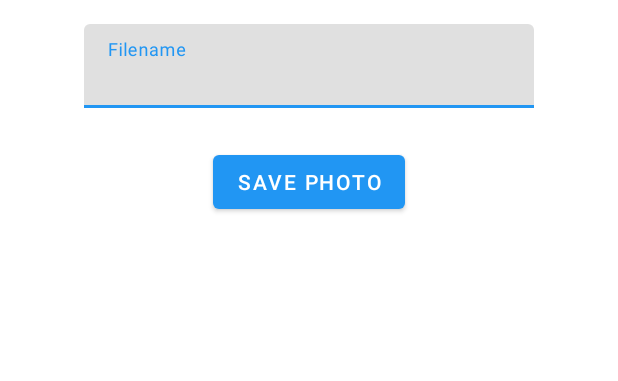
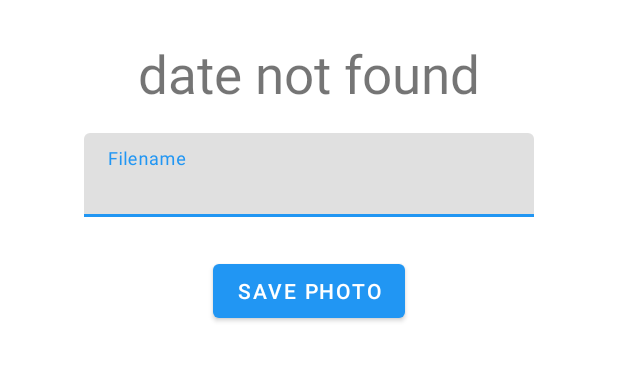
Before and after one commit to meylingtaing/flimkit, an Android app: the layout activity_main.xml on its own in the app's theme, with its tools: preview values and no code run, on a phone screen of 412 x 824 dp, the part 450-831 px from its top. Run offline under Robolectric (Android 15) with nearby library versions, the phone set to English and light mode, and no system bars.

Commit message:
Explicitly show image date and be able to override it
I noticed that when Dan sent me an image, for some reason the date
wasn't in the metadata and my app was saving a file called
null/null/null-null-null...

This will now make it obvious what date will be used, and allow me to
change the date if I want to. It also prevents me from saving if there
is no date.

```diff
--- a/app/src/main/res/layout/activity_main.xml
+++ b/app/src/main/res/layout/activity_main.xml
@@ -14,6 +14,14 @@
         android:layout_marginTop="50dp"
         android:src="@mipmap/ic_launcher"
         android:contentDescription="@string/image_content_description" />
+
+    <TextView
+        android:id="@+id/image_date"
+        android:layout_width="wrap_content"
+        android:layout_height="wrap_content"
+        android:layout_marginTop="25dp"
+        android:textSize="35sp"
+        android:text="@string/default_image_date_text" />
 
     <com.google.android.material.textfield.TextInputLayout
         android:id="@+id/filename_input"
--- a/app/src/main/res/values/strings.xml
+++ b/app/src/main/res/values/strings.xml
@@ -1,7 +1,9 @@
 <resources>
     <string name="app_name">FliMKit</string>
     <string name="cdn_url">https://cdn.meylingtaing.com/</string>
+    <string name="default_image_date_text">date not found</string>
     <string name="image_content_description">Click this to choose an image</string>
     <string name="filename_input_hint">Filename</string>
     <string name="save_button_text">Save Photo</string>
+    <string name="image_taken_date">%s-%s-%s</string>
 </resources>
```
Also changed, not shown: app/src/main/java/com/example/flimkit/MainActivity.kt (+30 -6 lines).
